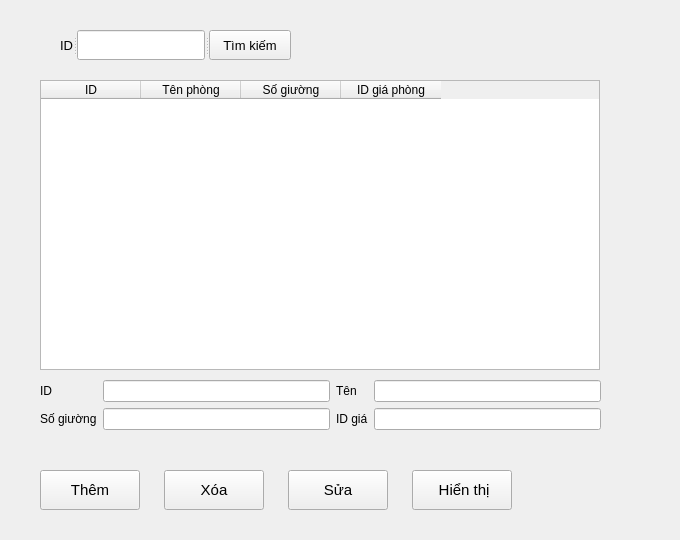
Before: the Qt Designer form view/phong_va_giaphong/ql_phong.ui in loimaxto/DoAnPython, drawn with Qt 5.
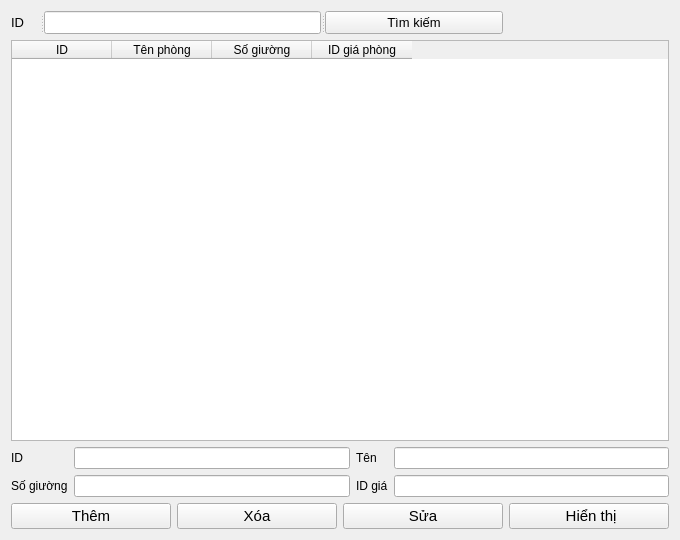
After: the same form once the commit is applied.

What changed in the file:
```diff
--- a/view/phong_va_giaphong/ql_phong.ui
+++ b/view/phong_va_giaphong/ql_phong.ui
@@ -13,48 +13,9 @@
   <property name="windowTitle">
    <string>Form</string>
   </property>
-  <widget class="QTableWidget" name="dis_pla">
-   <property name="geometry">
-    <rect>
-     <x>40</x>
-     <y>80</y>
-     <width>560</width>
-     <height>290</height>
-    </rect>
-   </property>
-   <property name="columnCount">
-    <number>4</number>
-   </property>
-   <column>
-    <property name="text">
-     <string>ID</string>
-    </property>
-   </column>
-   <column>
-    <property name="text">
-     <string>Tên phòng</string>
-    </property>
-   </column>
-   <column>
-    <property name="text">
-     <string>Số giường</string>
-    </property>
-   </column>
-   <column>
-    <property name="text">
-     <string>ID giá phòng</string>
-    </property>
-   </column>
-  </widget>
+  <layout class="QGridLayout" name="gridLayout_2">
+   <item row="0" column="0" colspan="3">
   <widget class="QSplitter" name="splitter_2">
-   <property name="geometry">
-    <rect>
-     <x>60</x>
-     <y>30</y>
-     <width>231</width>
-     <height>30</height>
-    </rect>
-   </property>
    <property name="orientation">
     <enum>Qt::Horizontal</enum>
    </property>
@@ -86,15 +47,35 @@
     </property>
    </widget>
   </widget>
-  <widget class="QWidget" name="layoutWidget">
-   <property name="geometry">
-    <rect>
-     <x>40</x>
-     <y>380</y>
-     <width>561</width>
-     <height>52</height>
-    </rect>
-   </property>
+   </item>
+   <item row="1" column="0" colspan="4">
+    <widget class="QTableWidget" name="dis_pla">
+     <property name="columnCount">
+      <number>4</number>
+     </property>
+     <column>
+      <property name="text">
+       <string>ID</string>
+      </property>
+     </column>
+     <column>
+      <property name="text">
+       <string>Tên phòng</string>
+      </property>
+     </column>
+     <column>
+      <property name="text">
+       <string>Số giường</string>
+      </property>
+     </column>
+     <column>
+      <property name="text">
+       <string>ID giá phòng</string>
+      </property>
+     </column>
+    </widget>
+   </item>
+   <item row="2" column="0" colspan="4">
    <layout class="QGridLayout" name="gridLayout">
     <item row="0" column="0">
      <widget class="QLabel" name="label_2">
@@ -143,16 +124,21 @@
      <widget class="QLineEdit" name="in_price_id"/>
     </item>
    </layout>
-  </widget>
+   </item>
+   <item row="3" column="0">
+    <widget class="QPushButton" name="ins_btn">
+     <property name="font">
+      <font>
+       <pointsize>11</pointsize>
+      </font>
+     </property>
+     <property name="text">
+      <string>Thêm</string>
+     </property>
+    </widget>
+   </item>
+   <item row="3" column="1">
   <widget class="QPushButton" name="del_btn">
-   <property name="geometry">
-    <rect>
-     <x>164</x>
-     <y>470</y>
-     <width>100</width>
-     <height>40</height>
-    </rect>
-   </property>
    <property name="font">
     <font>
      <pointsize>11</pointsize>
@@ -162,33 +148,9 @@
     <string>Xóa</string>
    </property>
   </widget>
-  <widget class="QPushButton" name="sho_btn">
-   <property name="geometry">
-    <rect>
-     <x>412</x>
-     <y>470</y>
-     <width>100</width>
-     <height>40</height>
-    </rect>
-   </property>
-   <property name="font">
-    <font>
-     <pointsize>11</pointsize>
-    </font>
-   </property>
-   <property name="text">
-    <string> Hiển thị</string>
-   </property>
-  </widget>
+   </item>
+   <item row="3" column="2">
   <widget class="QPushButton" name="edi_btn">
-   <property name="geometry">
-    <rect>
-     <x>288</x>
-     <y>470</y>
-     <width>100</width>
-     <height>40</height>
-    </rect>
-   </property>
    <property name="font">
     <font>
      <pointsize>11</pointsize>
@@ -198,24 +160,20 @@
     <string>Sửa</string>
    </property>
   </widget>
-  <widget class="QPushButton" name="ins_btn">
-   <property name="geometry">
-    <rect>
-     <x>40</x>
-     <y>470</y>
-     <width>100</width>
-     <height>40</height>
-    </rect>
-   </property>
+   </item>
+   <item row="3" column="3">
+    <widget class="QPushButton" name="sho_btn">
    <property name="font">
     <font>
      <pointsize>11</pointsize>
     </font>
    </property>
    <property name="text">
-    <string>Thêm</string>
-   </property>
-  </widget>
+      <string> Hiển thị</string>
+     </property>
+    </widget>
+   </item>
+  </layout>
  </widget>
  <resources/>
  <connections/>
```
Lines whose indentation alone changed are shown as unchanged.
